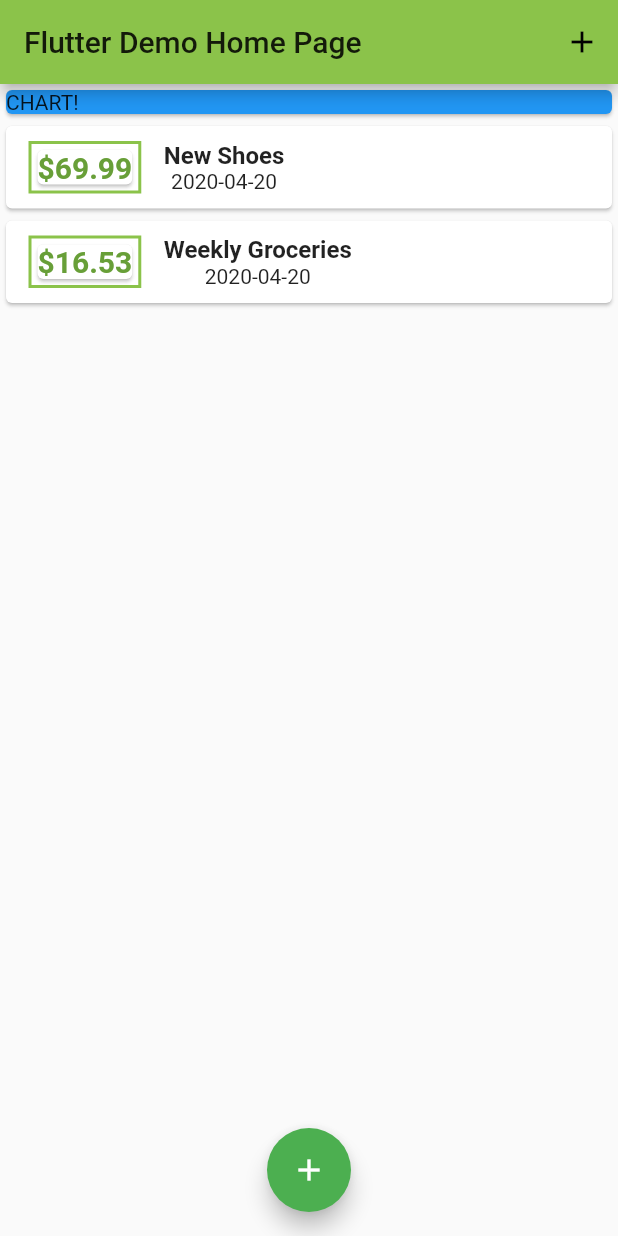
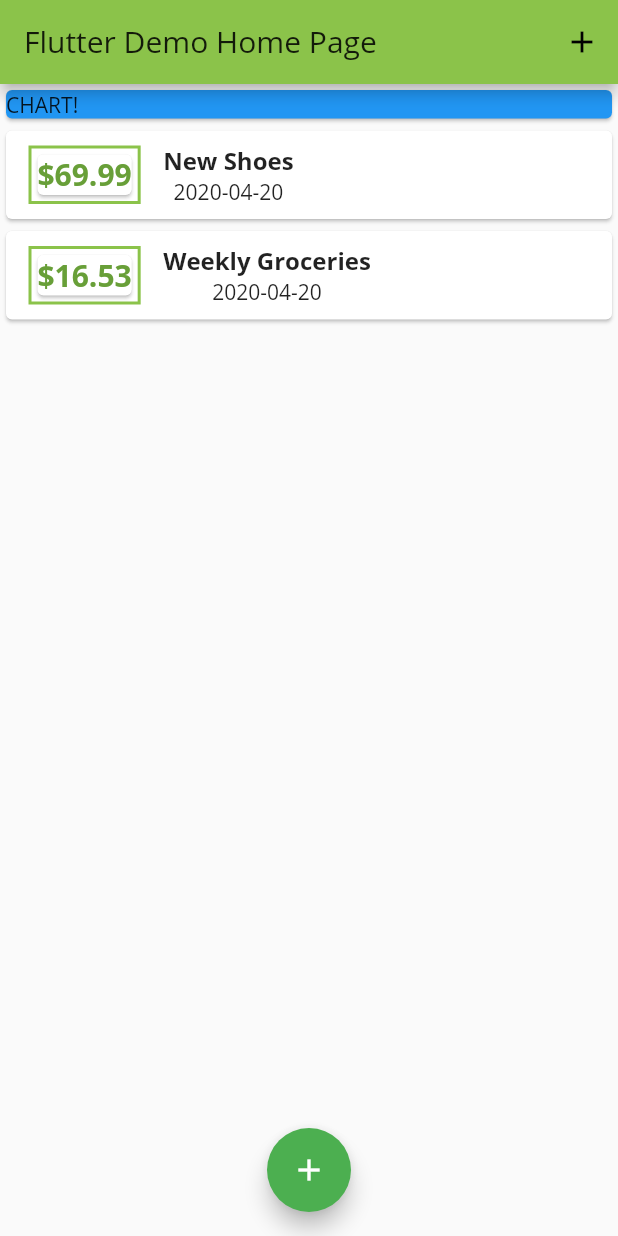
Before and after one commit to dinkelaker/flutter-expense-planner, a Flutter app: the screen it shows after launch, on a phone screen of 412 x 824 dp. Run offline on Flutter 3.47's test engine with Material 2 defaults, Android fonts, the phone set to English and light mode, and no system bars.

Commit message:
Theme with custom font

```diff
--- a/lib/main.dart
+++ b/lib/main.dart
@@ -16,6 +16,7 @@ class MyApp extends StatelessWidget {
       theme: ThemeData(
         primarySwatch: Colors.lightGreen,
         accentColor: Colors.green,
+        fontFamily: 'OpenSans',
       ),
       home: MyHomePage(title: 'Flutter Demo Home Page'),
     );
```
Also changed, not shown: pubspec.yaml (+12 -0 lines), assets/fonts/OpenSans-Bold.ttf (added), assets/fonts/OpenSans-Regular.ttf (added), assets/fonts/Quicksand-Bold.ttf (added), assets/fonts/Quicksand-Light.ttf (added), assets/fonts/Quicksand-Medium.ttf (added), assets/fonts/Quicksand-Regular.ttf (added).
